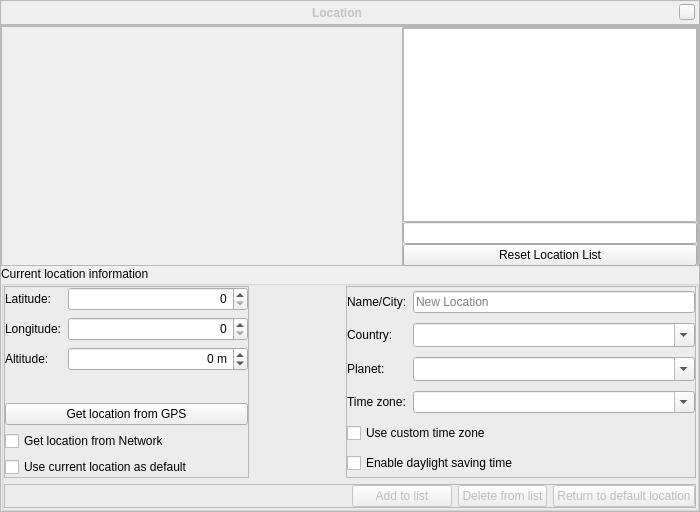
Before: the Qt Designer form src/gui/locationDialogGui.ui in 519984307/stellarium_src, drawn with Qt 5.
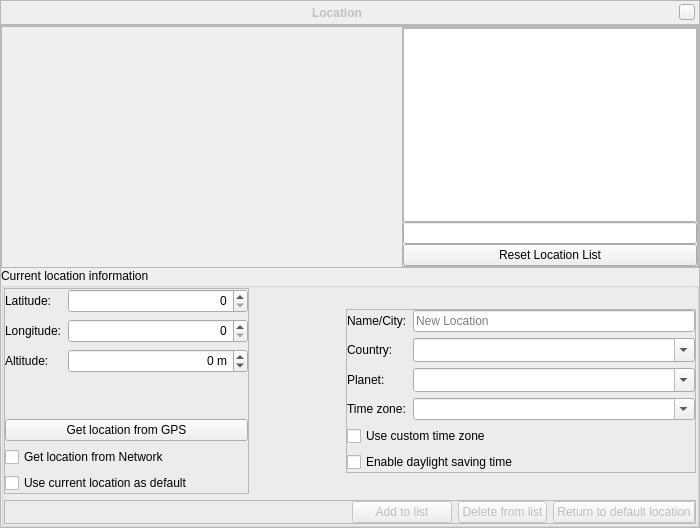
After: the same form once the commit is applied. Icons and pictures are not drawn. Custom widgets are drawn as their Qt base class.

Commit message: Make map in LocationDialog resizable.

Diff of the .ui file:
```diff
--- a/src/gui/locationDialogGui.ui
+++ b/src/gui/locationDialogGui.ui
@@ -196,6 +196,12 @@
    </item>
    <item>
     <widget class="QFrame" name="locationContent">
+     <property name="sizePolicy">
+      <sizepolicy hsizetype="Preferred" vsizetype="Minimum">
+       <horstretch>0</horstretch>
+       <verstretch>0</verstretch>
+      </sizepolicy>
+     </property>
      <property name="frameShape">
       <enum>QFrame::StyledPanel</enum>
      </property>
@@ -217,6 +223,12 @@
       </property>
       <item row="0" column="0" colspan="2">
        <widget class="QFrame" name="frame">
+        <property name="sizePolicy">
+         <sizepolicy hsizetype="Preferred" vsizetype="MinimumExpanding">
+          <horstretch>0</horstretch>
+          <verstretch>0</verstretch>
+         </sizepolicy>
+        </property>
         <property name="minimumSize">
          <size>
           <width>0</width>
@@ -226,7 +238,7 @@
         <property name="maximumSize">
          <size>
           <width>16777215</width>
-          <height>240</height>
+          <height>2400</height>
          </size>
         </property>
         <property name="frameShape">
@@ -254,7 +266,7 @@
          <item row="1" column="0">
           <widget class="MapLabel" name="mapLabel">
            <property name="sizePolicy">
-            <sizepolicy hsizetype="Fixed" vsizetype="Fixed">
+            <sizepolicy hsizetype="MinimumExpanding" vsizetype="MinimumExpanding">
              <horstretch>0</horstretch>
              <verstretch>0</verstretch>
             </sizepolicy>
@@ -267,8 +279,8 @@
            </property>
            <property name="maximumSize">
             <size>
-             <width>400</width>
-             <height>240</height>
+             <width>1440</width>
+             <height>720</height>
             </size>
            </property>
            <property name="lineWidth">
@@ -290,16 +302,22 @@
          </item>
          <item row="1" column="1">
           <widget class="QFrame" name="frame_2">
+           <property name="sizePolicy">
+            <sizepolicy hsizetype="Preferred" vsizetype="MinimumExpanding">
+             <horstretch>0</horstretch>
+             <verstretch>0</verstretch>
+            </sizepolicy>
+           </property>
            <property name="minimumSize">
             <size>
-             <width>0</width>
+             <width>200</width>
              <height>240</height>
             </size>
            </property>
            <property name="maximumSize">
             <size>
-             <width>16777215</width>
-             <height>240</height>
+             <width>300</width>
+             <height>2400</height>
             </size>
            </property>
            <property name="frameShape">
@@ -377,6 +395,18 @@
       </item>
       <item row="2" column="1">
        <widget class="QGroupBox" name="groupBox">
+        <property name="sizePolicy">
+         <sizepolicy hsizetype="Preferred" vsizetype="Fixed">
+          <horstretch>0</horstretch>
+          <verstretch>0</verstretch>
+         </sizepolicy>
+        </property>
+        <property name="minimumSize">
+         <size>
+          <width>0</width>
+          <height>240</height>
+         </size>
+        </property>
         <property name="title">
          <string>Current location information</string>
         </property>
@@ -489,6 +519,12 @@
          </item>
          <item row="0" column="1">
           <widget class="QFrame" name="frame_4">
+           <property name="sizePolicy">
+            <sizepolicy hsizetype="Preferred" vsizetype="Minimum">
+             <horstretch>0</horstretch>
+             <verstretch>0</verstretch>
+            </sizepolicy>
+           </property>
            <property name="minimumSize">
             <size>
              <width>0</width>
@@ -653,6 +689,12 @@
          </item>
          <item row="0" column="3">
           <widget class="QFrame" name="frame_5">
+           <property name="sizePolicy">
+            <sizepolicy hsizetype="Preferred" vsizetype="Maximum">
+             <horstretch>0</horstretch>
+             <verstretch>0</verstretch>
+            </sizepolicy>
+           </property>
            <property name="minimumSize">
             <size>
              <width>350</width>
```
The commit also changes 3 other files.
